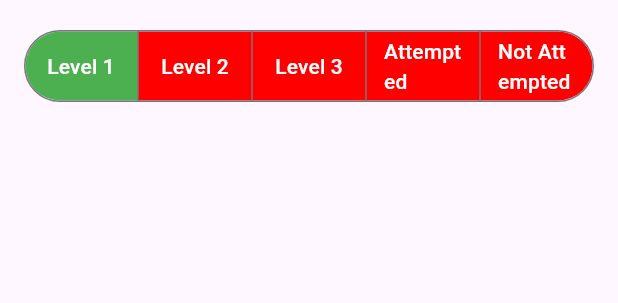
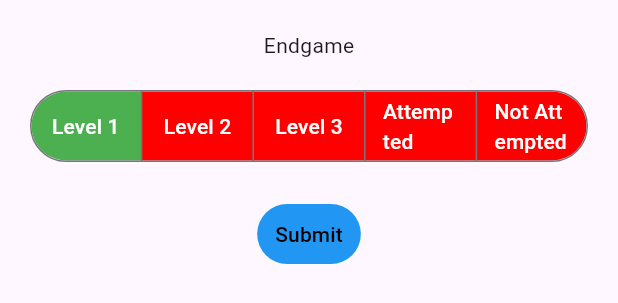
Before and after one commit to 4611-Scouting/TriOxygen, a Flutter app: the EndgameEntry widget shown alone on an empty page, opened directly, on a phone screen of 412 x 824 dp. Shown: the top 303 px of the screen. Run offline on Flutter 3.47's test engine with Material 3 defaults, Android fonts, the phone set to English and light mode, and no system bars.

Commit message:
Endgame Finished

```diff
--- a/lib/screens/scout_pages/endgame_entry.dart
+++ b/lib/screens/scout_pages/endgame_entry.dart
@@ -15,11 +15,14 @@ class _EndgameEntryState extends State<EndgameEntry> {
   @override
   Widget build(BuildContext context) {
     return Padding(
-      padding: const EdgeInsets.all(16.0),
-      child: Column(
+      padding: const EdgeInsets.all(20.0),
+      child:
+      Column(
         mainAxisAlignment: MainAxisAlignment.start,
         crossAxisAlignment: CrossAxisAlignment.center, // Keeps the button row from expanding to full screen width
         children: [
+          const Text("Endgame"),
+          const SizedBox(height: 16.0),
           SegmentedButton<ClimbLevel>(
             showSelectedIcon: false,
             style: SegmentedButton.styleFrom(
@@ -57,6 +60,14 @@ class _EndgameEntryState extends State<EndgameEntry> {
               });
             },
           ),
+          SizedBox(height: 20.0),
+          TextButton(style: ButtonStyle(
+            backgroundColor: MaterialStateProperty.all<Color>(Colors.blue),
+            foregroundColor: MaterialStateProperty.all<Color>(Colors.black),
+          ), onPressed: () {
+            Text("Submitted!");
+          }, child: const Text("Submit")),
+
         ],
       ),
     );
```
